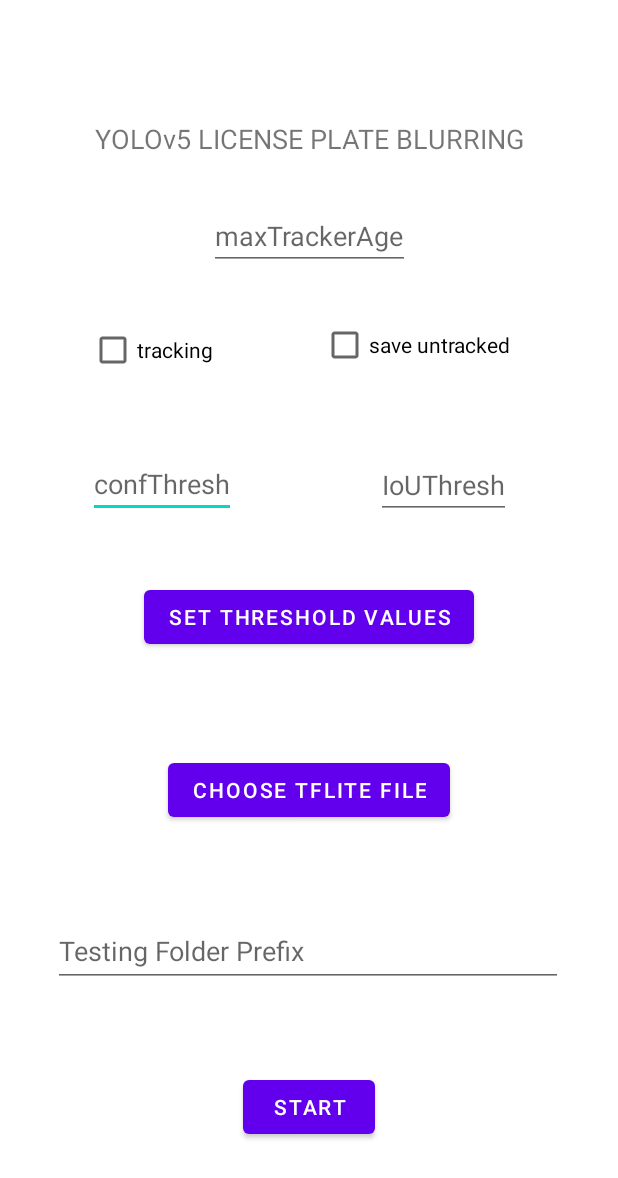
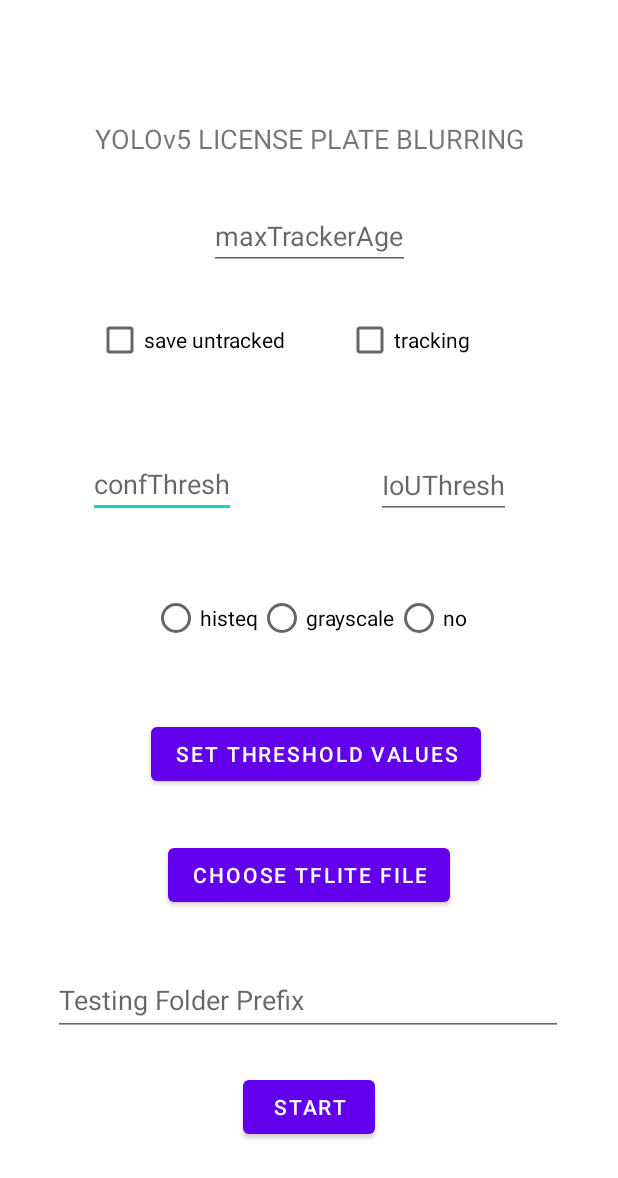
Before and after one commit to petrusceles/YOLOv5-Mobile-Automatic-Object-Blurring-App, an Android app: the screen it shows after launch (MenuActivity), on a phone screen of 412 x 824 dp. Shown: the top 1178 px of the screen. Run offline under Robolectric (Android 15) with nearby library versions, the phone set to English and light mode, and no system bars.

Commit message:
Add histeq and grayscale

```diff
--- a/app/src/main/res/layout/activity_menu.xml
+++ b/app/src/main/res/layout/activity_menu.xml
@@ -17,7 +17,7 @@
         app:layout_constraintEnd_toEndOf="parent"
         app:layout_constraintStart_toStartOf="parent"
         app:layout_constraintTop_toTopOf="parent"
-        app:layout_constraintVertical_bias="0.648" />
+        app:layout_constraintVertical_bias="0.721" />
 
     <com.google.android.material.button.MaterialButton
         android:id="@+id/setThresholdValue"
@@ -26,9 +26,10 @@
         android:text="SET THRESHOLD VALUES"
         app:layout_constraintBottom_toBottomOf="parent"
         app:layout_constraintEnd_toEndOf="parent"
+        app:layout_constraintHorizontal_bias="0.526"
         app:layout_constraintStart_toStartOf="parent"
         app:layout_constraintTop_toTopOf="parent"
-        app:layout_constraintVertical_bias="0.499" />
+        app:layout_constraintVertical_bias="0.617" />
 
     <EditText
         android:id="@+id/conf_thresh"
@@ -66,28 +67,57 @@
         android:id="@+id/iouThresh"/>
 
     <CheckBox
-        android:id="@+id/trackingCheck"
-        android:layout_width="114dp"
-        android:layout_height="49dp"
-        android:text="tracking"
-        app:layout_constraintBottom_toBottomOf="parent"
-        app:layout_constraintEnd_toEndOf="parent"
-        app:layout_constraintHorizontal_bias="0.198"
-        app:layout_constraintStart_toStartOf="parent"
-        app:layout_constraintTop_toTopOf="parent"
-        app:layout_constraintVertical_bias="0.269" />
-
-    <CheckBox
+        android:id="@+id/saveUntrackedCheck"
         android:layout_width="wrap_content"
         android:layout_height="wrap_content"
         android:text="save untracked"
         app:layout_constraintBottom_toBottomOf="parent"
         app:layout_constraintEnd_toEndOf="parent"
-        app:layout_constraintHorizontal_bias="0.75"
+        app:layout_constraintHorizontal_bias="0.225"
         app:layout_constraintStart_toStartOf="parent"
         app:layout_constraintTop_toTopOf="parent"
-        app:layout_constraintVertical_bias="0.27"
-        android:id="@+id/saveUntrackedCheck"/>
+        app:layout_constraintVertical_bias="0.266" />
+
+    <CheckBox
+        android:id="@+id/trackingCheck"
+        android:layout_width="wrap_content"
+        android:layout_height="wrap_content"
+        android:text="tracking"
+        app:layout_constraintBottom_toBottomOf="parent"
+        app:layout_constraintEnd_toEndOf="parent"
+        app:layout_constraintHorizontal_bias="0.701"
+        app:layout_constraintStart_toStartOf="parent"
+        app:layout_constraintTop_toTopOf="parent"
+        app:layout_constraintVertical_bias="0.266" />
+
+    <RadioGroup
+        android:id="@+id/radioImageProcessing"
+        android:layout_width="wrap_content"
+        android:layout_height="wrap_content"
+        android:orientation="horizontal"
+        app:layout_constraintBottom_toBottomOf="parent"
+        app:layout_constraintEnd_toEndOf="parent"
+        app:layout_constraintStart_toStartOf="parent"
+        app:layout_constraintTop_toTopOf="parent">
+
+        <RadioButton
+            android:id="@+id/histeq"
+            android:layout_width="wrap_content"
+            android:layout_height="wrap_content"
+            android:text="histeq" />
+
+        <RadioButton
+            android:id="@+id/grayscale"
+            android:layout_width="wrap_content"
+            android:layout_height="wrap_content"
+            android:text="grayscale" />
+
+        <RadioButton
+            android:id="@+id/no"
+            android:layout_width="wrap_content"
+            android:layout_height="wrap_content"
+            android:text="no" />
+    </RadioGroup>
 
     <TextView
         android:id="@+id/message_text"
@@ -123,7 +153,7 @@
         app:layout_constraintHorizontal_bias="0.492"
         app:layout_constraintStart_toStartOf="parent"
         app:layout_constraintTop_toTopOf="parent"
-        app:layout_constraintVertical_bias="0.786" />
+        app:layout_constraintVertical_bias="0.828" />
 
 
 </androidx.constraintlayout.widget.ConstraintLayout>
```
Also changed, not shown: app/src/main/java/com/example/cameraxapptorch/ImageProcessor.kt (+70 -0 lines), app/src/main/java/com/example/cameraxapptorch/MainActivity.kt (+47 -14 lines), app/src/main/java/com/example/cameraxapptorch/MenuActivity.kt (+12 -0 lines), app/src/main/java/com/example/cameraxapptorch/Sort.kt (+5 -4 lines), app/src/main/java/com/example/cameraxapptorch/Yolov5Detector.kt (+3 -5 lines), app/src/main/java/com/example/cameraxapptorch/Yolov5Model.kt (+16 -0 lines).
